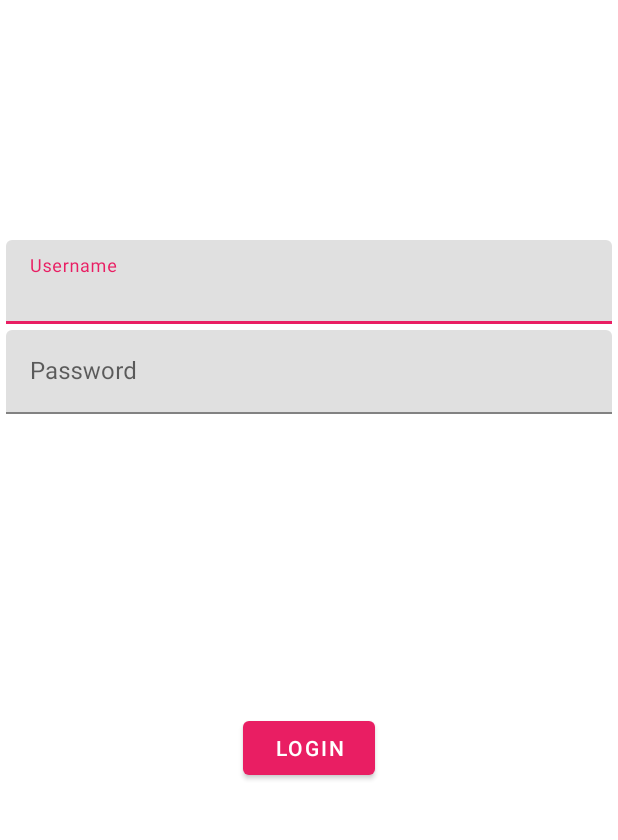
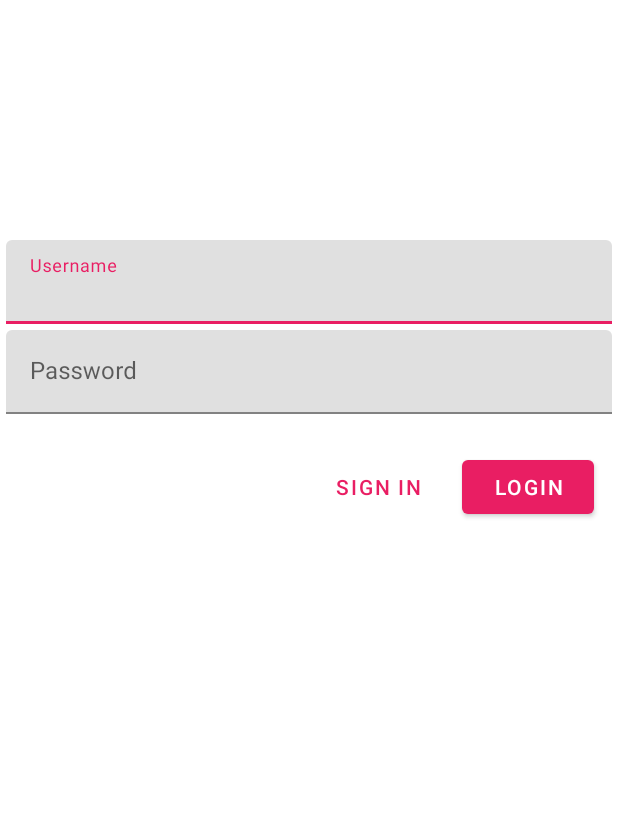
Before and after one commit to parthjpatel99/InstaPram, an Android app: the screen it shows after launch (LoginActivity), on a phone screen of 412 x 824 dp, the part 261-1101 px from its top. Run offline under Robolectric (Android 15) with nearby library versions, the phone set to English and light mode, and no system bars; libraries missing offline, so code that uses them is left out: com.parse; 2 statements that could not run were skipped.

```diff
--- a/app/src/main/res/layout/activity_login.xml
+++ b/app/src/main/res/layout/activity_login.xml
@@ -69,15 +69,33 @@
             android:inputType="textPassword" />
     </com.google.android.material.textfield.TextInputLayout>
 
-    <com.google.android.material.button.MaterialButton
-        android:id="@+id/btnLogin"
-        android:layout_width="wrap_content"
+    <RelativeLayout
+        android:layout_width="match_parent"
         android:layout_height="wrap_content"
-        android:text="Login"
-        app:layout_constraintBottom_toBottomOf="parent"
-        app:layout_constraintEnd_toEndOf="parent"
-        app:layout_constraintStart_toStartOf="parent"
-        app:layout_constraintTop_toBottomOf="@+id/password_text_input"
-        android:layout_marginTop="50dp"/>
+        android:layout_margin="4dp"
+        app:layout_constraintTop_toBottomOf="@+id/password_text_input">
+
+        <com.google.android.material.button.MaterialButton
+            android:id="@+id/btnLogin"
+            android:layout_width="wrap_content"
+            android:layout_height="wrap_content"
+            android:layout_alignParentEnd="true"
+            android:layout_alignParentRight="true"
+            android:layout_marginRight="12dp"
+            android:text="Login" />
+
+        <com.google.android.material.button.MaterialButton
+            android:id="@+id/btnSignin"
+            style="@style/Widget.MaterialComponents.Button.TextButton"
+            android:layout_width="wrap_content"
+            android:layout_height="wrap_content"
+            android:layout_marginEnd="12dp"
+            android:layout_marginRight="12dp"
+            android:layout_toStartOf="@id/btnLogin"
+            android:layout_toLeftOf="@id/btnLogin"
+            android:text="Sign In" />
+
+    </RelativeLayout>
+
 
 </androidx.constraintlayout.widget.ConstraintLayout>
```
Also changed, not shown: app/src/main/java/com/parth8199/instapram/LoginActivity.kt (+37 -0 lines), app/src/main/java/com/parth8199/instapram/MainActivity.kt (+14 -0 lines), app/src/main/res/layout/activity_main.xml (+5 -5 lines).
